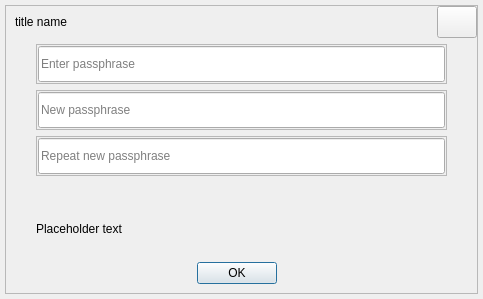
Old version of the form src/qt/forms/askpassphrasedialog.ui in the repository MassGrid/MassGrid.
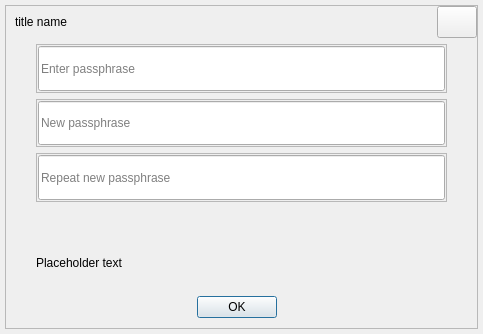
New version of the form.

```diff
--- a/src/qt/forms/askpassphrasedialog.ui
+++ b/src/qt/forms/askpassphrasedialog.ui
@@ -7,7 +7,7 @@
     <x>0</x>
     <y>0</y>
     <width>483</width>
-    <height>299</height>
+    <height>334</height>
    </rect>
   </property>
   <property name="sizePolicy">
@@ -86,6 +86,9 @@
          <property name="rightMargin">
           <number>0</number>
          </property>
+         <property name="bottomMargin">
+          <number>10</number>
+         </property>
          <item>
           <layout class="QHBoxLayout" name="horizontalLayout_5">
            <property name="leftMargin">
```
